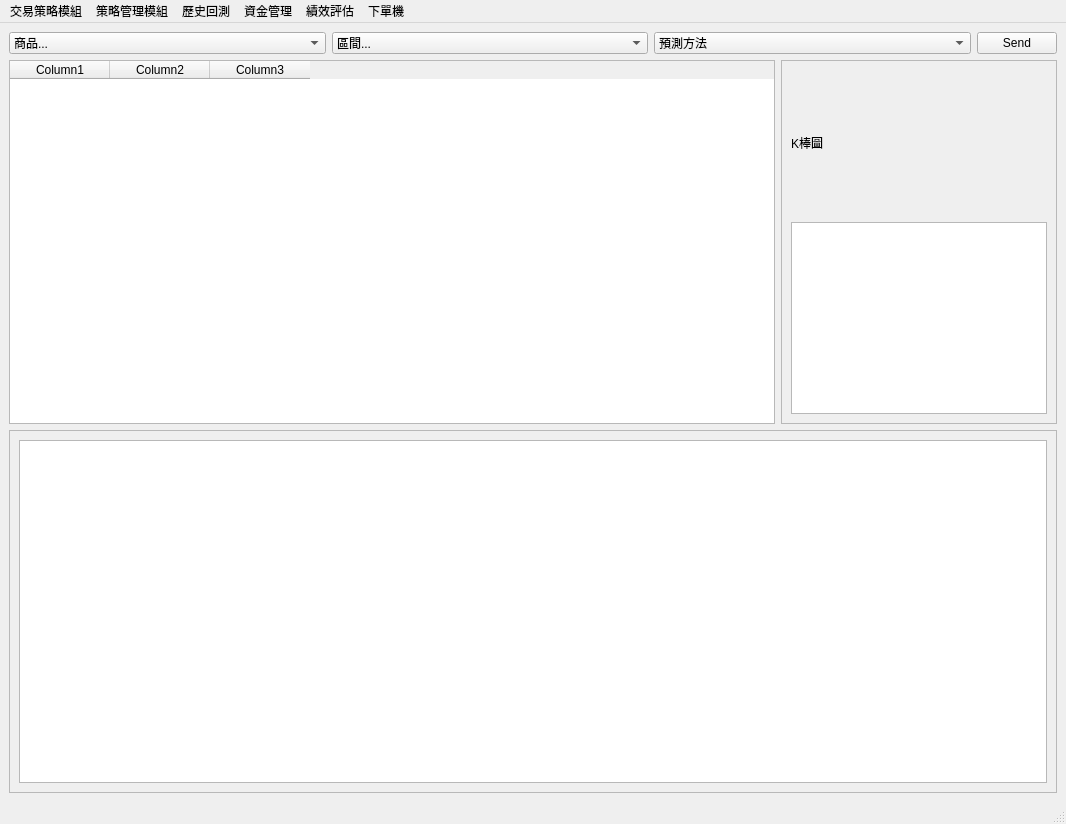
Qt form strategic_management.ui (allen93075/Winner) before a commit.
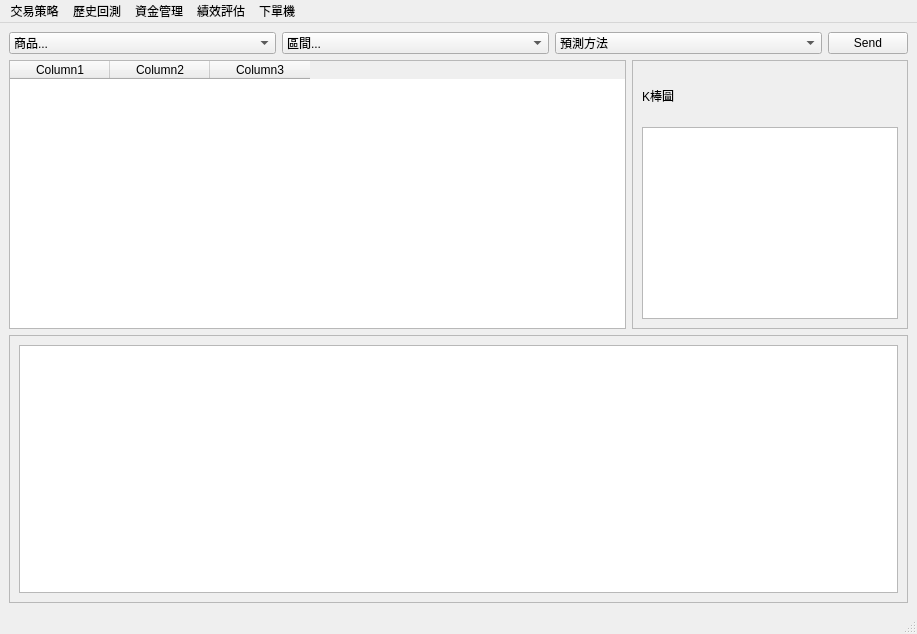
The same form after that commit.

```diff
--- a/strategic_management.ui
+++ b/strategic_management.ui
@@ -6,8 +6,8 @@
    <rect>
     <x>0</x>
     <y>0</y>
-    <width>1066</width>
-    <height>824</height>
+    <width>917</width>
+    <height>634</height>
    </rect>
   </property>
   <property name="windowTitle">
@@ -50,7 +50,7 @@
            <enum>QFrame::StyledPanel</enum>
           </property>
           <property name="frameShadow">
-           <enum>QFrame::Raised</enum>
+           <enum>QFrame::Sunken</enum>
           </property>
           <layout class="QVBoxLayout" name="verticalLayout_2">
            <item>
@@ -83,7 +83,7 @@
            <enum>QFrame::StyledPanel</enum>
           </property>
           <property name="frameShadow">
-           <enum>QFrame::Raised</enum>
+           <enum>QFrame::Sunken</enum>
           </property>
           <layout class="QGridLayout" name="gridLayout_3">
            <item row="0" column="0">
@@ -200,22 +200,17 @@
     <rect>
      <x>0</x>
      <y>0</y>
-     <width>1066</width>
+     <width>917</width>
      <height>22</height>
     </rect>
    </property>
    <widget class="QMenu" name="menu">
     <property name="title">
-     <string>交易策略模組</string>
+     <string>交易策略</string>
     </property>
     <addaction name="actionLSMT"/>
     <addaction name="actionDT"/>
    </widget>
-   <widget class="QMenu" name="menu_2">
-    <property name="title">
-     <string>策略管理模組</string>
-    </property>
-   </widget>
    <widget class="QMenu" name="menu_3">
     <property name="title">
      <string>歷史回測</string>
@@ -237,7 +232,6 @@
     </property>
    </widget>
    <addaction name="menu"/>
-   <addaction name="menu_2"/>
    <addaction name="menu_3"/>
    <addaction name="menu_4"/>
    <addaction name="menu_5"/>
```
